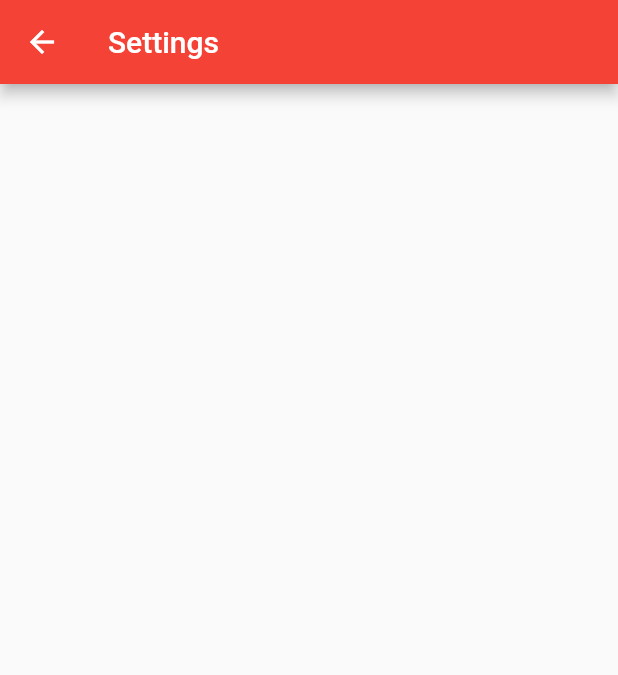
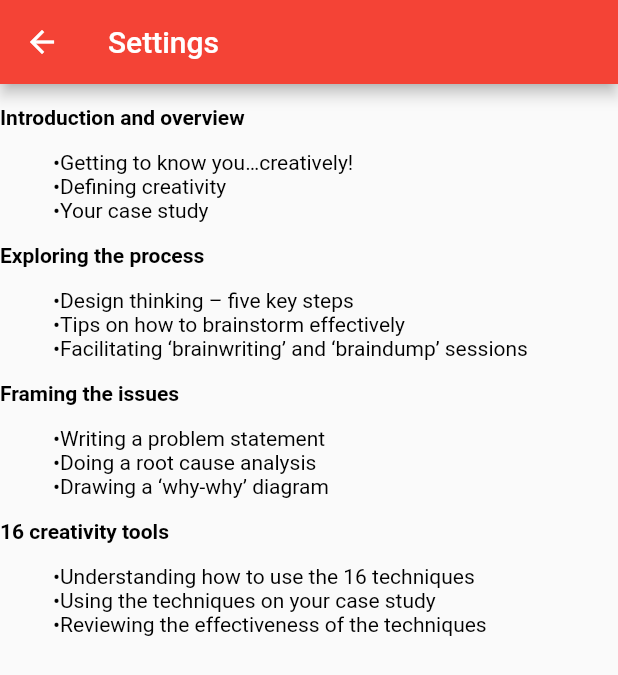
Before and after one commit to yuehernkang/tp_app, a Flutter app: the SettingsPage screen opened by its route, on a phone screen of 412 x 824 dp. Shown: the top 675 px of the screen. Run offline on Flutter 3.47's test engine with Material 2 defaults, Android fonts, the light colour scheme and no system bars; our stand-ins replace bloc, cached_network_image, cloud_firestore, dynamic_theme, equatable, expandable and 16 more; missing offline and left inert: algolia, debounce_throttle, expand_widget, expansion_card, flutter_auth_buttons, flutter_dialogflow; accounts and stored records are empty; statements that could not run were skipped; project files that could hold a hidden picture were left out.

Commit message:
Added page for short course

```diff
--- a/lib/route_generator.dart
+++ b/lib/route_generator.dart
@@ -9,6 +9,7 @@ import 'ui/chat/chat_page.dart';
 import 'ui/full_time_courses/ft_courses_page.dart';
 import 'ui/login_page/login_with_password.dart';
 import 'ui/part_time_courses/pt_courses_page.dart';
+import 'ui/part_time_courses/pt_short_course/short_course_categories.dart';
 import 'ui/part_time_courses/pt_skillsfuture/pt_skillsfuture_page.dart';
 import 'ui/scholarships/scholarship_page.dart';
 
@@ -44,6 +45,8 @@ class AppRouter {
         return MaterialPageRoute(builder: (_) => LoginWithPassword());
       case SettingsPage.routeName:
         return MaterialPageRoute(builder: (_) => SettingsPage());
+      case ShortCourseCategory.routeName:
+        return MaterialPageRoute(builder: (_) => ShortCourseCategory());
     }
   }
 
--- a/lib/ui/chat/chat_course_card.dart
+++ b/lib/ui/chat/chat_course_card.dart
@@ -24,6 +24,7 @@ class ChatCourseCard extends StatelessWidget {
                     child: ClipRRect(
                       borderRadius: BorderRadius.circular(8.0),
                       child: CachedNetworkImage(
+                        colorBlendMode: BlendMode.hardLight,
                         imageUrl: imageUrl,
                         placeholder: (image, ctx) => Container(
                             width: 800,
--- a/lib/ui/chat/chat_page.dart
+++ b/lib/ui/chat/chat_page.dart
@@ -32,10 +32,14 @@ class ChatPageState extends State<ChatPage> {
     textEditingController.clear();
     ChatMessage chatMessage = new ChatMessage(text: text, user: false);
     setState(() {
+<<<<<<< Updated upstream
       _messages.insert(0, chatMessage);
       // _dialogFlowRepository
       //     .dialogFlowChat(text)
       //     .then((value) => receivedMessage(value));
+=======
+      _list.insert(0, chatMessage);
+>>>>>>> Stashed changes
     });
   }
 
--- a/lib/ui/chat/repository/DialogFlowRepository.dart
+++ b/lib/ui/chat/repository/DialogFlowRepository.dart
@@ -4,7 +4,7 @@ import 'dart:developer' as developer;
 class DialogFlowRepository {
   Future<List> dialogFlowChat(String message) async {
     AuthGoogle authGoogle =
-        await AuthGoogle(fileJson: "assets/tp-app-aff2e-155c26bd1dad.json")
+        await AuthGoogle(fileJson: "assets/tp-app-aff2e-firebase-adminsdk-v0eyn-a5f556b175.json")
             .build();
     Dialogflow dialogflow =
         Dialogflow(authGoogle: authGoogle, language: Language.english);
--- a/lib/ui/drawer/tp_drawer.dart
+++ b/lib/ui/drawer/tp_drawer.dart
@@ -29,7 +29,7 @@ class TpDrawer extends StatelessWidget {
                   child: Column(
                     mainAxisAlignment: MainAxisAlignment.spaceAround,
                     children: <Widget>[
-                      Text('TTTTTTTTTTTTTTTTT'),
+                      Text('Temasek Polytechnic'),
                       Container(
                         child: Align(
                           alignment: Alignment.bottomLeft,
--- a/lib/ui/login_page/login_with_password.dart
+++ b/lib/ui/login_page/login_with_password.dart
@@ -144,7 +144,7 @@ class LoginPasswordScreen extends StatelessWidget {
                     Padding(
                       padding: const EdgeInsets.only(top: 8.0),
                       child: Text(
-                        'TTTTTTTTTTTTTTT',
+                        'Temasek Polytechnic',
                         style: Theme.of(context)
                             .textTheme
                             .headline
--- a/lib/ui/settings/settings.dart
+++ b/lib/ui/settings/settings.dart
@@ -1,4 +1,5 @@
 import 'package:flutter/material.dart';
+import 'package:flutter_widget_from_html/flutter_widget_from_html.dart';
 
 class SettingsPage extends StatefulWidget {
   static const String routeName = "/settingsPage";
@@ -8,12 +9,39 @@ class SettingsPage extends StatefulWidget {
 }
 
 class _SettingsPageState extends State<SettingsPage> {
+  var html = """
+<p><strong>Introduction and overview</strong></p>
+<ul>
+<li>Getting to know you…creatively!</li>
+<li>Defining creativity</li>
+<li>Your case study</li>
+</ul>
+<p><strong>Exploring the process</strong></p>
+<ul>
+<li>Design thinking – five key steps</li>
+<li>Tips on how to brainstorm effectively</li>
+<li>Facilitating ‘brainwriting’ and ‘braindump’ sessions</li>
+</ul>
+<p><strong>Framing the issues</strong></p>
+<ul>
+<li>Writing a problem statement</li>
+<li>Doing a root cause analysis</li>
+<li>Drawing a ‘why-why’ diagram</li>
+</ul>
+<p><strong>16 creativity tools</strong></p>
+<ul>
+<li>Understanding how to use the 16 techniques</li>
+<li>Using the techniques on your case study</li>
+<li>Reviewing the effectiveness of the techniques</li>
+</ul>
+""";
   @override
   Widget build(BuildContext context) {
     return Scaffold(
       appBar: AppBar(
         title: Text("Settings"),
       ),
+      body: HtmlWidget(html),
     );
   }
 }
@@ -26,8 +54,6 @@ class SettingsBody extends StatefulWidget {
 class _SettingsBodyState extends State<SettingsBody> {
   @override
   Widget build(BuildContext context) {
-    return Container(
-
-    );
+    return Container();
   }
 }
--- a/pubspec.yaml
+++ b/pubspec.yaml
@@ -38,11 +38,13 @@ dependencies:
   flutter_dialogflow: ^0.1.3
   expand_widget: ^0.2.0+2
   md2_tab_indicator: ^1.0.2
-  firebase_messaging: ^6.0.13
+  firebase_messaging: ^6.0.15
   algolia: ^0.1.7
   debounce_throttle: ^1.1.0
   flushbar: ^1.10.2
   animations: ^1.0.0+5
+  animate_do: ^1.7.2
+  flutter_widget_from_html: ^0.3.3+3
 dev_dependencies:
   flutter_test:
     sdk: flutter
```
Also changed, not shown: assets/tp-app-aff2e-155c26bd1dad.json (deleted, +0 -12 lines), assets/tp-app-aff2e-firebase-adminsdk-v0eyn-a5f556b175.json (added, +12 -0 lines), lib/ui/part_time_courses/pt_courses_page.dart (+16 -13 lines), lib/ui/part_time_courses/pt_short_course/short_course_categories.dart (added, +78 -0 lines), tp_webscrape/tp-app-aff2e-firebase-adminsdk-v0eyn-a5f556b175.json (added, +12 -0 lines), pubspec.lock, 2 other files.
